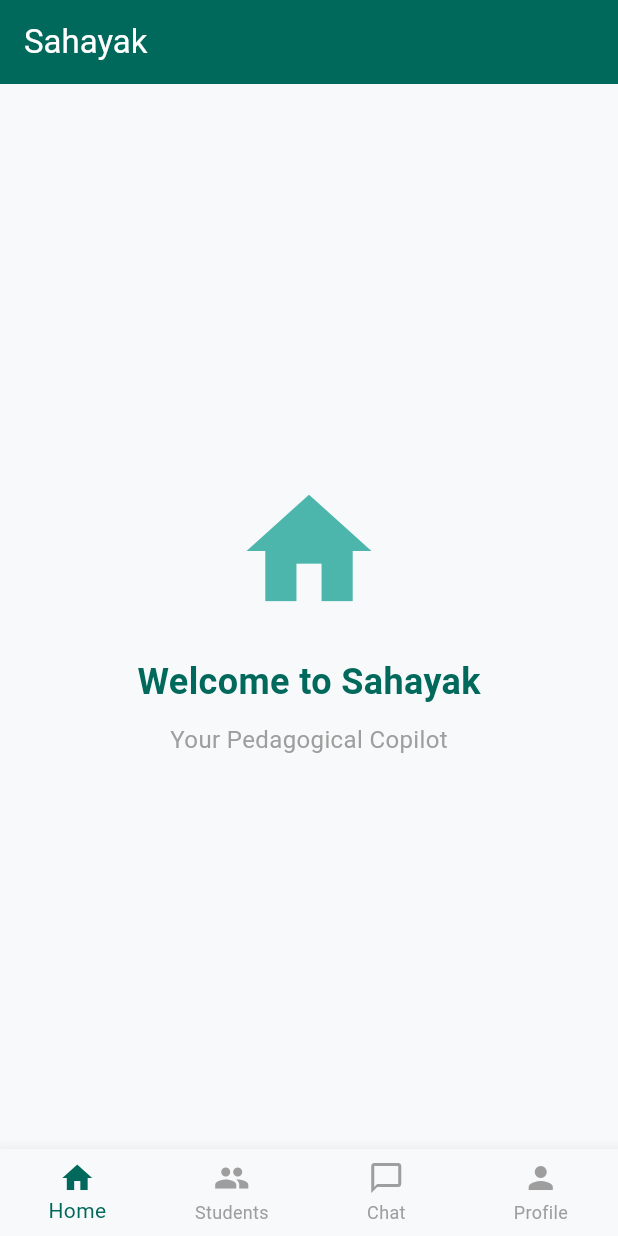
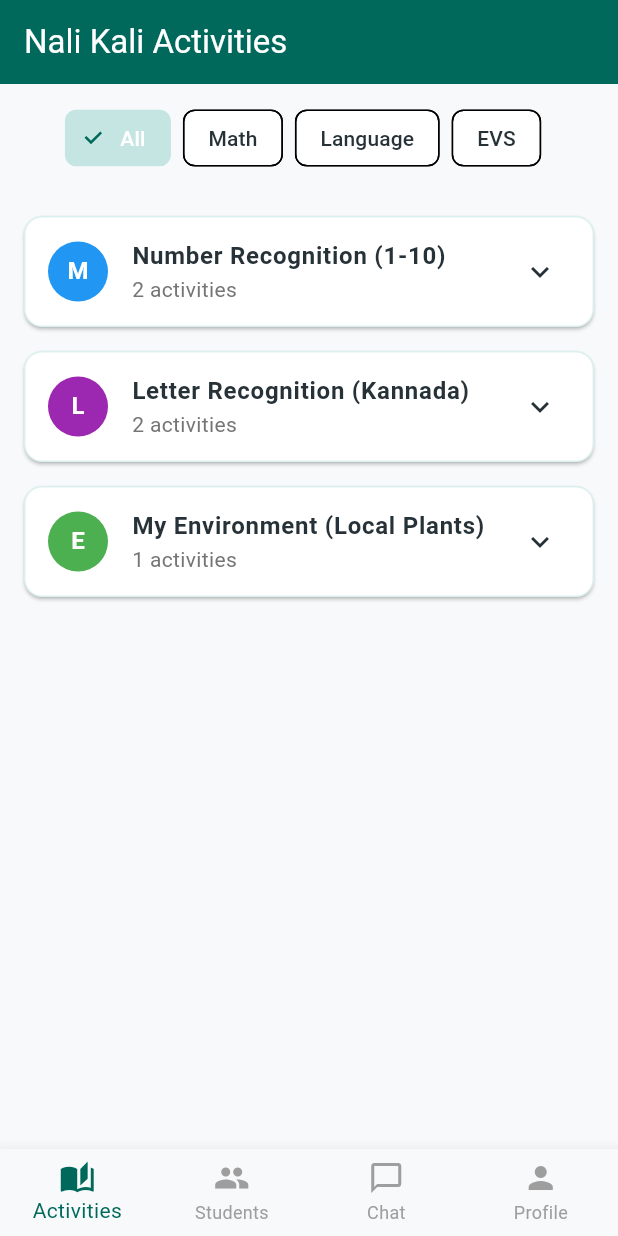
Before and after one commit to Nithin9585/Sahayak, a Flutter app: the screen it shows after launch, on a phone screen of 412 x 824 dp. Run offline on Flutter 3.47's test engine with Material 3 defaults, Android fonts, the phone set to English and light mode, and no system bars; our stand-ins replace connectivity_plus, isar; accounts and stored records are empty; generated files the repository leaves out were written again.

Commit message:
Phase 3 COMPLETE: Nali Kali Navigator with activity browser and detail view

```diff
--- /dev/null
+++ b/sahayak/lib/data/nali_kali_sample_data.dart
@@ -0,0 +1,128 @@
+// Sample Nali Kali Activities Data
+// Structure: Milestones -> Activities -> Materials
+
+const List<Map<String, dynamic>> naliKaliActivities = [
+  {
+    "id": "nk_math_milestone_1",
+    "milestone": "Number Recognition (1-10)",
+    "category": "Math",
+    "activities": [
+      {
+        "id": "nk_math_001",
+        "title": "Tamarind Seed Counting",
+        "description": "Children count tamarind seeds to recognize numbers 1-10",
+        "groupType": "Self-Learning Group",
+        "duration": 20,
+        "materialsNeeded": [
+          "100 Tamarind seeds",
+          "Small bowls (5)",
+          "Number cards (1-10)"
+        ],
+        "instructions": [
+          "Arrange children in groups of 4-5",
+          "Give each group 20 tamarind seeds and a bowl",
+          "Show a number card (e.g., '5')",
+          "Children count out that many seeds into the bowl",
+          "Rotate cards and repeat"
+        ],
+        "imageUrl": "https://via.placeholder.com/400x300.png?text=Tamarind+Seed+Counting",
+        "isCached": false
+      },
+      {
+        "id": "nk_math_002",
+        "title": "Stone Sorting Game",
+        "description": "Sorting stones by size to understand comparison",
+        "groupType": "Peer-Supported",
+        "duration": 15,
+        "materialsNeeded": [
+          "30 small stones",
+          "3 cardboard boxes (Small, Medium, Large labels)"
+        ],
+        "instructions": [
+          "Collect smooth stones of different sizes",
+          "Label 3 boxes: Small, Medium, Large",
+          "Children work in pairs to sort stones",
+          "Discuss which box has 'more' or 'less'"
+        ],
+        "imageUrl": "https://via.placeholder.com/400x300.png?text=Stone+Sorting",
+        "isCached": false
+      }
+    ]
+  },
+  {
+    "id": "nk_lang_milestone_1",
+    "milestone": "Letter Recognition (Kannada)",
+    "category": "Language",
+    "activities": [
+      {
+        "id": "nk_lang_001",
+        "title": "Sand Writing Practice",
+        "description": "Children trace Kannada letters in sand trays",
+        "groupType": "Self-Learning Group",
+        "duration": 25,
+        "materialsNeeded": [
+          "Sand trays (shallow plastic trays with sand)",
+          "Letter flashcards (ಅ, ಆ, ಇ, ಈ)",
+          "Sticks for writing"
+        ],
+        "instructions": [
+          "Show a letter flashcard",
+          "Demonstrate tracing in sand",
+          "Children practice tracing with fingers/sticks",
+          "Encourage saying the letter sound aloud"
+        ],
+        "imageUrl": "https://via.placeholder.com/400x300.png?text=Sand+Writing",
+        "isCached": false
+      },
+      {
+        "id": "nk_lang_002",
+        "title": "Story Picture Walk",
+        "description": "Using picture cards to build vocabulary",
+        "groupType": "Teacher-Guided",
+        "duration": 30,
+        "materialsNeeded": [
+          "Story picture cards (10 cards)",
+          "Chart paper",
+          "Markers"
+        ],
+        "instructions": [
+          "Display picture cards in sequence",
+          "Ask children to describe what they see",
+          "Record new words on chart paper",
+          "Create a simple story together"
+        ],
+        "imageUrl": "https://via.placeholder.com/400x300.png?text=Story+Picture+Walk",
+        "isCached": false
+      }
+    ]
+  },
+  {
+    "id": "nk_evs_milestone_1",
+    "milestone": "My Environment (Local Plants)",
+    "category": "EVS",
+    "activities": [
+      {
+        "id": "nk_evs_001",
+        "title": "Leaf Collection Walk",
+        "description": "Nature walk to collect and identify local leaves",
+        "groupType": "Teacher-Guided",
+        "duration": 40,
+        "materialsNeeded": [
+          "Plastic bags for collection",
+          "Chart paper",
+          "Glue sticks",
+          "Labels"
+        ],
+        "instructions": [
+          "Take children on a supervised walk around school",
+          "Collect different types of leaves",
+          "Back in class, sort leaves by shape/size",
+          "Create a leaf chart with labels",
+          "Discuss which plants/trees they came from"
+        ],
+        "imageUrl": "https://via.placeholder.com/400x300.png?text=Leaf+Collection",
+        "isCached": false
+      }
+    ]
+  }
+];
--- a/sahayak/lib/main.dart
+++ b/sahayak/lib/main.dart
@@ -1,5 +1,5 @@
 import 'package:flutter/material.dart';
-import 'screens/home_screen.dart';
+import 'screens/nali_kali_navigator_screen.dart';
 import 'screens/students_screen.dart';
 import 'screens/chat_screen.dart';
 import 'screens/profile_screen.dart';
@@ -80,7 +80,7 @@ class _MainScaffoldState extends State<MainScaffold> {
   int _selectedIndex = 0;
 
   static const List<Widget> _screens = <Widget>[
-    HomeScreen(),
+    NaliKaliNavigatorScreen(),
     StudentsScreen(),
     ChatScreen(),
     ProfileScreen(),
@@ -109,8 +109,8 @@ class _MainScaffoldState extends State<MainScaffold> {
         onTap: _onItemTapped,
         items: const <BottomNavigationBarItem>[
           BottomNavigationBarItem(
-            icon: Icon(Icons.home),
-            label: 'Home',
+            icon: Icon(Icons.auto_stories),
+            label: 'Activities',
           ),
           BottomNavigationBarItem(
             icon: Icon(Icons.people),
--- /dev/null
+++ b/sahayak/lib/screens/nali_kali_navigator_screen.dart
@@ -0,0 +1,158 @@
+import 'package:flutter/material.dart';
+import '../data/nali_kali_sample_data.dart';
+import 'activity_detail_screen.dart';
+
+class NaliKaliNavigatorScreen extends StatefulWidget {
+  const NaliKaliNavigatorScreen({super.key});
+
+  @override
+  State<NaliKaliNavigatorScreen> createState() => _NaliKaliNavigatorScreenState();
+}
+
+class _NaliKaliNavigatorScreenState extends State<NaliKaliNavigatorScreen> {
+  String selectedCategory = 'All';
+
+  List<Map<String, dynamic>> get filteredActivities {
+    if (selectedCategory == 'All') {
+      return naliKaliActivities;
+    }
+    return naliKaliActivities
+        .where((milestone) => milestone['category'] == selectedCategory)
+        .toList();
+  }
+
+  @override
+  Widget build(BuildContext context) {
+    return Scaffold(
+      appBar: AppBar(
+        title: const Text('Nali Kali Activities'),
+      ),
+      body: Column(
+        children: [
+          // Category Filter Chips
+          Container(
+            padding: const EdgeInsets.symmetric(vertical: 12, horizontal: 16),
+            child: SingleChildScrollView(
+              scrollDirection: Axis.horizontal,
+              child: Row(
+                children: [
+                  _buildCategoryChip('All'),
+                  _buildCategoryChip('Math'),
+                  _buildCategoryChip('Language'),
+                  _buildCategoryChip('EVS'),
+                ],
+              ),
+            ),
+          ),
+
+          // Activity List
+          Expanded(
+            child: filteredActivities.isEmpty
+                ? Center(
+                    child: Text(
+                      'No activities in this category',
+                      style: TextStyle(
+                        color: Colors.grey[600],
+                        fontSize: 16,
+                      ),
+                    ),
+                  )
+                : ListView.builder(
+                    padding: const EdgeInsets.all(16),
+                    itemCount: filteredActivities.length,
+                    itemBuilder: (context, index) {
+                      final milestone = filteredActivities[index];
+                      return _buildMilestoneCard(milestone);
+                    },
+                  ),
+          ),
+        ],
+      ),
+    );
+  }
+
+  Widget _buildCategoryChip(String category) {
+    final isSelected = selectedCategory == category;
+    return Padding(
+      padding: const EdgeInsets.only(right: 8),
+      child: FilterChip(
+        label: Text(category),
+        selected: isSelected,
+        onSelected: (selected) {
+          setState(() {
+            selectedCategory = category;
+          });
+        },
+        backgroundColor: Colors.white,
+        selectedColor: Theme.of(context).colorScheme.tertiary.withOpacity(0.3),
+        checkmarkColor: Theme.of(context).colorScheme.primary,
+      ),
+    );
+  }
+
+  Widget _buildMilestoneCard(Map<String, dynamic> milestone) {
+    final activities = milestone['activities'] as List;
+
+    return Card(
+      margin: const EdgeInsets.only(bottom: 16),
+      child: ExpansionTile(
+        leading: CircleAvatar(
+          backgroundColor: _getCategoryColor(milestone['category']),
+          child: Text(
+            milestone['category'][0],
+            style: const TextStyle(color: Colors.white, fontWeight: FontWeight.bold),
+          ),
+        ),
+        title: Text(
+          milestone['milestone'],
+          style: const TextStyle(fontWeight: FontWeight.bold),
+        ),
+        subtitle: Text(
+          '${activities.length} activities',
+          style: TextStyle(color: Colors.grey[600]),
+        ),
+        children: activities.map((activity) {
+          return _buildActivityTile(activity);
+        }).toList(),
+      ),
+    );
+  }
+
+  Widget _buildActivityTile(Map<String, dynamic> activity) {
+    return ListTile(
+      leading: Icon(
+        Icons.auto_stories,
+        color: Theme.of(context).colorScheme.primary,
+      ),
+      title: Text(activity['title']),
+      subtitle: Text(
+        '${activity['duration']} min • ${activity['groupType']}',
+        style: TextStyle(fontSize: 12, color: Colors.grey[600]),
+      ),
+      trailing: activity['isCached']
+          ? const Icon(Icons.offline_pin, color: Colors.green, size: 20)
+          : const Icon(Icons.chevron_right),
+      onTap: () {
+        Navigator.push(
+          context,
+          MaterialPageRoute(
+            builder: (context) => ActivityDetailScreen(activity: activity),
+          ),
+        );
+      },
+    );
+  }
+
+  Color _getCategoryColor(String category) {
+    switch (category) {
+      case 'Math':
+        return Colors.blue;
+      case 'Language':
+        return Colors.purple;
+      case 'EVS':
+        return Colors.green;
+      default:
+        return Theme.of(context).colorScheme.primary;
+    }
+  }
+}
```
Also changed, not shown: sahayak/lib/screens/activity_detail_screen.dart (added, +234 -0 lines), 1 other file.
